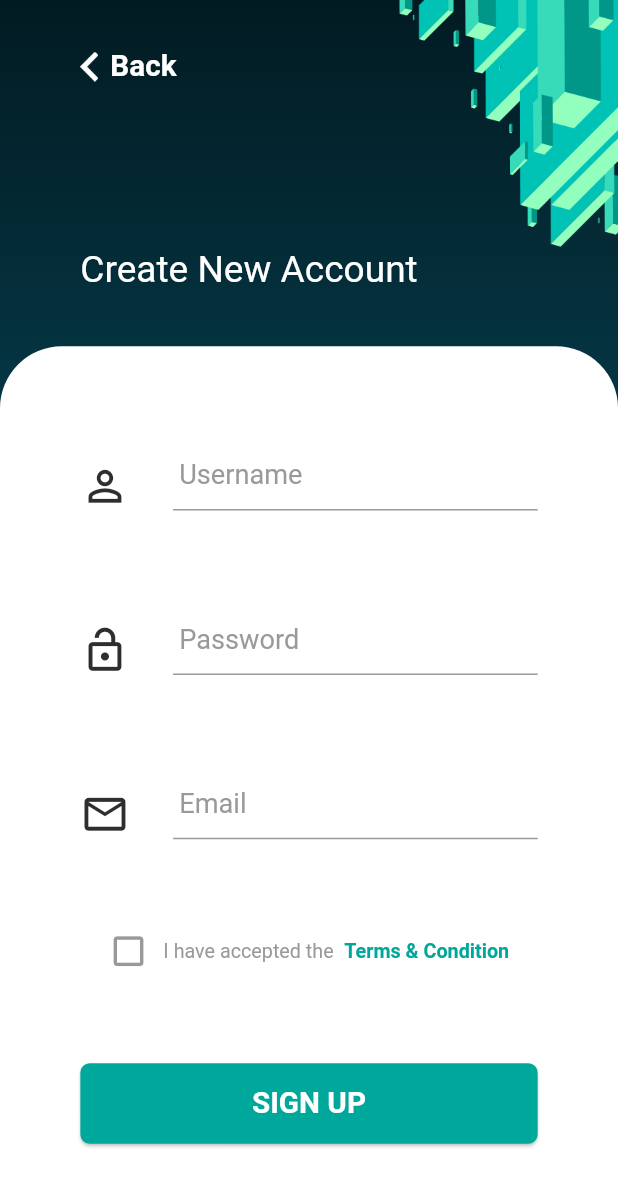
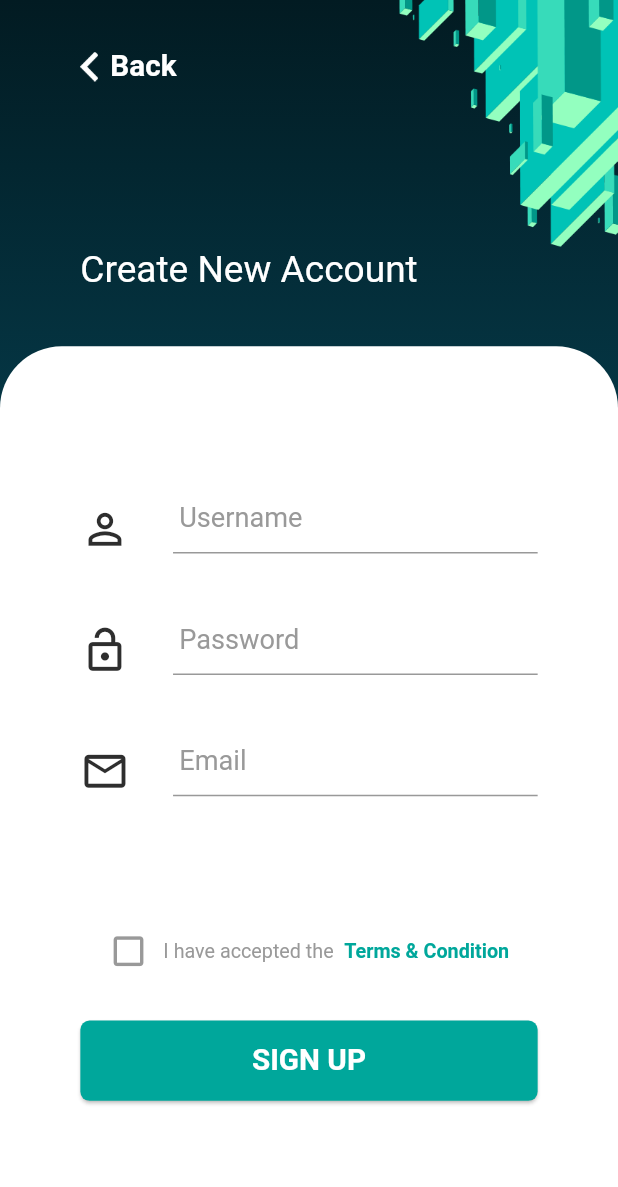
Before and after one commit to devaliakbar/xcelpros_room_control, a Flutter app: the SignUpPage screen opened by its route, on a phone screen of 412 x 824 dp. Shown: the top 1187 px of the screen. Run offline on Flutter 3.47's test engine with Material 2 defaults, Android fonts, the phone set to English and light mode, and no system bars; missing offline and left inert: flutter_statusbarcolor; Roboto replaces fonts that are missing (Raleway).

Commit message:
Sign Up UI Improved

```diff
--- a/lib/core/animation/page_transition_animation.dart
+++ b/lib/core/animation/page_transition_animation.dart
@@ -18,8 +18,8 @@ class PageTransitionAnimation extends PageRouteBuilder {
     @required this.child,
     this.ctx,
     this.inheritTheme = false,
-    this.duration = const Duration(milliseconds: 300),
-    this.reverseDuration = const Duration(milliseconds: 300),
+    this.duration = const Duration(milliseconds: 500),
+    this.reverseDuration = const Duration(milliseconds: 500),
     RouteSettings settings,
   })  : assert(inheritTheme ? ctx != null : true,
             "'ctx' cannot be null when 'inheritTheme' is true, set ctx: context"),
--- a/lib/core/res/font_sizes.dart
+++ b/lib/core/res/font_sizes.dart
@@ -1,8 +1,12 @@
 part of 'app_resources.dart';
 
 class FontSizes {
+  static double get fontSizeBXSS {
+    return SizeConfig.height(1.6);
+  }
+
   static double get fontSizeS {
-    return SizeConfig.height(1.6);
+    return SizeConfig.height(1.8);
   }
 
   static double get fontSizeBSM {
--- a/lib/features/auth/presentation/pages/sign_up_page.dart
+++ b/lib/features/auth/presentation/pages/sign_up_page.dart
@@ -2,6 +2,7 @@ import 'package:flutter/material.dart';
 import 'package:room_control/core/res/app_resources.dart';
 import 'package:room_control/core/services/size_config.dart';
 import 'package:room_control/core/widgets/normal_text.dart';
+import 'package:room_control/features/auth/presentation/widgets/sign_up_back_icon.dart';
 import 'package:room_control/features/auth/presentation/widgets/sign_up_form.dart';
 
 class SignUpPage extends StatelessWidget {
@@ -40,40 +41,7 @@ class SignUpPage extends StatelessWidget {
                   ),
                 ),
               ),
-              Align(
-                alignment: Alignment.topLeft,
-                child: SafeArea(
-                  child: Padding(
-                    padding: EdgeInsets.only(
-                        top: SizeConfig.height(4),
-                        left: SizeConfig.widthWithoutSafeArea(13)),
-                    child: InkWell(
-                      onTap: () {
-                        Navigator.pop(context);
-                      },
-                      child: Row(
-                        children: [
-                          Hero(
-                              tag: "back_icon",
-                              child: Image.asset(
-                                AppImages.backIcon,
-                                height: IconSizes.iconSizeXS,
-                              )),
-                          SizedBox(
-                            width: SizeConfig.widthWithoutSafeArea(2),
-                          ),
-                          NormalText(
-                            "Back",
-                            color: Colors.white,
-                            boldText: true,
-                            size: FontSizes.fontSizeBML,
-                          )
-                        ],
-                      ),
-                    ),
-                  ),
-                ),
-              ),
+              SignUpBackIcon(),
               Align(
                 alignment: Alignment.bottomCenter,
                 child: Container(
--- /dev/null
+++ b/lib/features/auth/presentation/widgets/sign_up_back_icon.dart
@@ -0,0 +1,44 @@
+import 'package:flutter/material.dart';
+import 'package:room_control/core/res/app_resources.dart';
+import 'package:room_control/core/services/size_config.dart';
+import 'package:room_control/core/widgets/normal_text.dart';
+
+class SignUpBackIcon extends StatelessWidget {
+  @override
+  Widget build(BuildContext context) {
+    return Align(
+      alignment: Alignment.topLeft,
+      child: SafeArea(
+        child: Padding(
+          padding: EdgeInsets.only(
+              top: SizeConfig.height(4),
+              left: SizeConfig.widthWithoutSafeArea(13)),
+          child: InkWell(
+            onTap: () {
+              Navigator.pop(context);
+            },
+            child: Row(
+              children: [
+                Hero(
+                    tag: "back_icon",
+                    child: Image.asset(
+                      AppImages.backIcon,
+                      height: IconSizes.iconSizeXS,
+                    )),
+                SizedBox(
+                  width: SizeConfig.widthWithoutSafeArea(2),
+                ),
+                NormalText(
+                  "Back",
+                  color: Colors.white,
+                  boldText: true,
+                  size: FontSizes.fontSizeBML,
+                )
+              ],
+            ),
+          ),
+        ),
+      ),
+    );
+  }
+}
--- a/lib/features/auth/presentation/widgets/sign_up_form.dart
+++ b/lib/features/auth/presentation/widgets/sign_up_form.dart
@@ -26,17 +26,29 @@ class SignUpform extends StatelessWidget {
       child: Column(
         mainAxisAlignment: MainAxisAlignment.spaceEvenly,
         children: [
+          Column(
+            children: [
               AuthTextField(label: "Username", icon: Icons.person_outline),
+              SizedBox(
+                height: SizeConfig.heightWithoutSafeArea(4),
+              ),
               AuthTextField(
                 label: "Password",
                 icon: Icons.lock_open_outlined,
                 obsecure: true,
+              ),
+              SizedBox(
+                height: SizeConfig.heightWithoutSafeArea(4),
               ),
               AuthTextField(
                 label: "Email",
                 icon: Icons.email_outlined,
                 inputType: TextInputType.emailAddress,
               ),
+            ],
+          ),
+          Column(
+            children: [
               Row(
                 mainAxisAlignment: MainAxisAlignment.center,
                 children: [
@@ -51,7 +63,7 @@ class SignUpform extends StatelessWidget {
                   NormalText(
                     "I have accepted the",
                     color: AppColors.grey,
-                size: FontSizes.fontSizeS,
+                    size: FontSizes.fontSizeBXSS,
                   ),
                   SizedBox(
                     width: 7,
@@ -62,10 +74,13 @@ class SignUpform extends StatelessWidget {
                       "Terms & Condition",
                       boldText: true,
                       color: AppColors.secondary,
-                  size: FontSizes.fontSizeS,
+                      size: FontSizes.fontSizeBXSS,
                     ),
                   )
                 ],
+              ),
+              SizedBox(
+                height: SizeConfig.heightWithoutSafeArea(4),
               ),
               CustomButton(
                 onClick: () {},
@@ -73,6 +88,8 @@ class SignUpform extends StatelessWidget {
                 width: double.infinity,
               ),
             ],
+          )
+        ],
       ),
     );
   }
```
Lines whose indentation alone changed are shown as unchanged.
